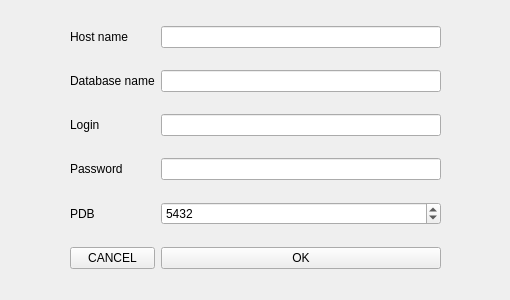
First picture: the form in dbconnectiondialog.ui, repository GorbunovKirill/net-third, before the edit.
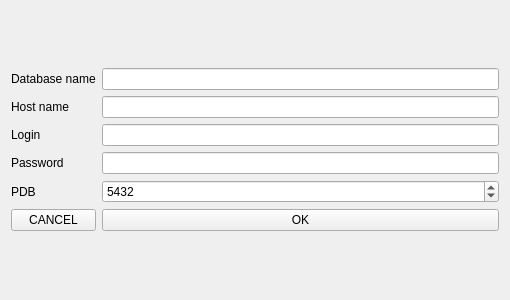
Second picture: the form after the edit.

```diff
--- a/dbconnectiondialog.ui
+++ b/dbconnectiondialog.ui
@@ -13,31 +13,62 @@
   <property name="windowTitle">
    <string>Form</string>
   </property>
-  <widget class="QWidget" name="gridLayoutWidget">
-   <property name="geometry">
-    <rect>
-     <x>70</x>
-     <y>10</y>
-     <width>371</width>
-     <height>281</height>
-    </rect>
-   </property>
+  <layout class="QGridLayout" name="gridLayout_2">
+   <item row="0" column="0">
    <layout class="QGridLayout" name="gridLayout">
-    <item row="4" column="0">
+     <item row="7" column="0">
+      <widget class="QLabel" name="spinBoxPort">
+       <property name="text">
+        <string>PDB</string>
+       </property>
+      </widget>
+     </item>
+     <item row="1" column="1">
+      <widget class="QLineEdit" name="getDatabaseName"/>
+     </item>
+     <item row="9" column="1">
+      <widget class="QPushButton" name="pushButtonOk">
+       <property name="text">
+        <string>OK</string>
+       </property>
+      </widget>
+     </item>
+     <item row="5" column="0">
+      <widget class="QLabel" name="lineEditLogin">
+       <property name="text">
+        <string>Login</string>
+       </property>
+      </widget>
+     </item>
+     <item row="6" column="0">
      <widget class="QLabel" name="lineEditPassword">
       <property name="text">
        <string>Password</string>
       </property>
      </widget>
     </item>
-    <item row="1" column="0">
-     <widget class="QLabel" name="lineEditDatabaseName">
+     <item row="6" column="1">
+      <widget class="QLineEdit" name="getPassword">
+       <property name="echoMode">
+        <enum>QLineEdit::EchoMode::Password</enum>
+       </property>
+      </widget>
+     </item>
+     <item row="9" column="0">
+      <widget class="QPushButton" name="pushButtonCancel">
       <property name="text">
-       <string>Database name</string>
+        <string>CANCEL</string>
       </property>
      </widget>
     </item>
-    <item row="5" column="1">
+     <item row="3" column="1">
+      <widget class="QLineEdit" name="getHostName">
+       <property name="focusPolicy">
+        <enum>Qt::FocusPolicy::StrongFocus</enum>
+       </property>
+      </widget>
+     </item>
+     <item row="7" column="1">
      <widget class="QSpinBox" name="getPort">
       <property name="maximum">
        <number>65535</number>
@@ -47,60 +78,36 @@
       </property>
      </widget>
     </item>
-    <item row="4" column="1">
-     <widget class="QLineEdit" name="getPassword">
-      <property name="echoMode">
-       <enum>QLineEdit::EchoMode::Password</enum>
-      </property>
-     </widget>
+     <item row="5" column="1">
+      <widget class="QLineEdit" name="getLogin"/>
     </item>
     <item row="3" column="0">
-     <widget class="QLabel" name="lineEditLogin">
-      <property name="text">
-       <string>Login</string>
-      </property>
-     </widget>
-    </item>
-    <item row="1" column="1">
-     <widget class="QLineEdit" name="getDatabaseName"/>
-    </item>
-    <item row="0" column="0">
      <widget class="QLabel" name="lineEditHostName">
       <property name="text">
        <string>Host name</string>
       </property>
      </widget>
     </item>
-    <item row="5" column="0">
-     <widget class="QLabel" name="spinBoxPort">
+     <item row="1" column="0">
+      <widget class="QLabel" name="lineEditDatabaseName">
       <property name="text">
-       <string>PDB</string>
+        <string>Database name</string>
       </property>
      </widget>
     </item>
-    <item row="0" column="1">
-     <widget class="QLineEdit" name="getHostName"/>
-    </item>
-    <item row="3" column="1">
-     <widget class="QLineEdit" name="getLogin"/>
-    </item>
-    <item row="7" column="0">
-     <widget class="QPushButton" name="pushButtonCancel">
-      <property name="text">
-       <string>CANCEL</string>
-      </property>
-     </widget>
-    </item>
-    <item row="7" column="1">
-     <widget class="QPushButton" name="pushButtonOk">
-      <property name="text">
-       <string>OK</string>
-      </property>
-     </widget>
-    </item>
-   </layout>
-  </widget>
- </widget>
+    </layout>
+   </item>
+  </layout>
+ </widget>
+ <tabstops>
+  <tabstop>getDatabaseName</tabstop>
+  <tabstop>getHostName</tabstop>
+  <tabstop>getLogin</tabstop>
+  <tabstop>getPassword</tabstop>
+  <tabstop>getPort</tabstop>
+  <tabstop>pushButtonCancel</tabstop>
+  <tabstop>pushButtonOk</tabstop>
+ </tabstops>
  <resources/>
  <connections/>
 </ui>
```
Left out of the diff: 2 changed lines with no effect on the pictures. Lines whose indentation alone changed are shown as unchanged.
